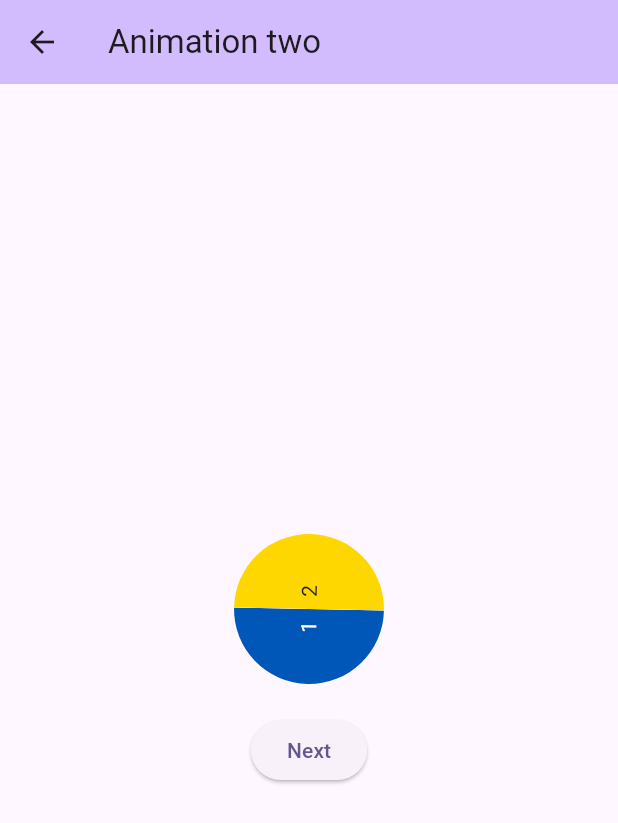
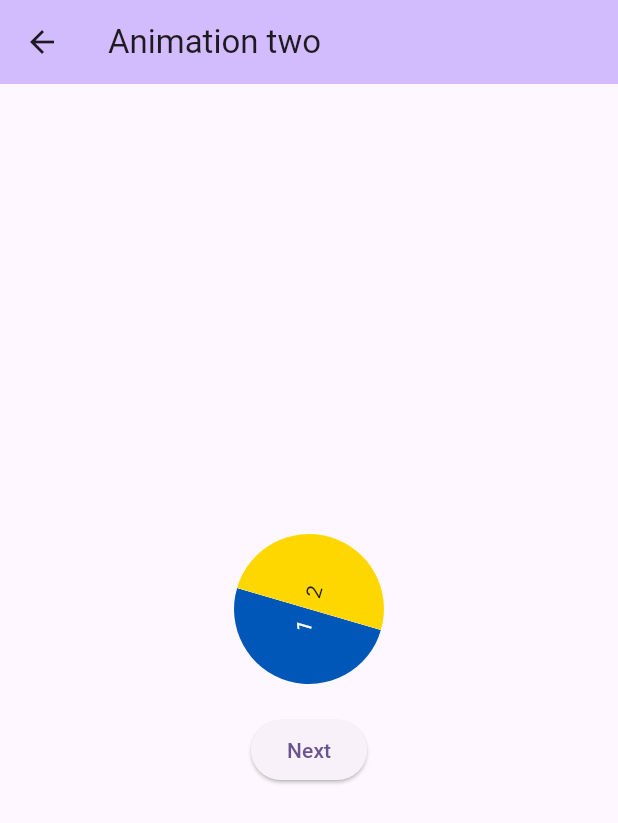
Before and after one commit to EasinHosen/animation_practice_flutter, a Flutter app: the ExampleTwoPage screen opened by its route, on a phone screen of 412 x 824 dp. Shown: the top 823 px of the screen. Run offline on Flutter 3.47's test engine with Material 2 defaults, Android fonts, the phone set to English and light mode, and no system bars.

Commit message:
feat: example two completed

```diff
--- a/lib/pages/example_two_page.dart
+++ b/lib/pages/example_two_page.dart
@@ -46,6 +46,10 @@ class HalfClipper extends CustomClipper<Path> {
   bool shouldReclip(covariant CustomClipper<Path> oldClipper) => true;
 }
 
+extension on VoidCallback {
+  Future<void> delayed(Duration duration) => Future.delayed(duration, this);
+}
+
 class ExampleTwoPage extends StatefulWidget {
   const ExampleTwoPage({super.key});
   static const String routeName = '/example_two_page';
@@ -55,15 +59,18 @@ class ExampleTwoPage extends StatefulWidget {
 }
 
 class _ExampleTwoPageState extends State<ExampleTwoPage>
-    with SingleTickerProviderStateMixin {
+    with TickerProviderStateMixin {
   late AnimationController _counterCwRotationController;
   late Animation<double> _counterCwRotationAnimation;
+
+  late AnimationController _flipController;
+  late Animation<double> _flipAnimation;
 
   @override
   void initState() {
     _counterCwRotationController = AnimationController(
       vsync: this,
-      duration: const Duration(seconds: 1),
+      duration: const Duration(seconds: 2),
     );
 
     _counterCwRotationAnimation = Tween<double>(
@@ -75,22 +82,79 @@ class _ExampleTwoPageState extends State<ExampleTwoPage>
         curve: Curves.bounceOut,
       ),
     );
+
+    //flip
+    _flipController = AnimationController(
+      vsync: this,
+      duration: const Duration(seconds: 2),
+    );
+
+    _flipAnimation = Tween<double>(
+      begin: 0,
+      end: pi,
+    ).animate(
+      CurvedAnimation(
+        parent: _flipController,
+        curve: Curves.bounceOut,
+      ),
+    );
+
+    //stat listener
+
+    _counterCwRotationController.addStatusListener((status) {
+      if (status == AnimationStatus.completed) {
+        _flipAnimation = Tween<double>(
+          begin: _flipAnimation.value,
+          end: _flipAnimation.value + pi,
+        ).animate(
+          CurvedAnimation(
+            parent: _flipController,
+            curve: Curves.bounceOut,
+          ),
+        );
+
+        _flipController
+          ..reset()
+          ..forward();
+      }
+    });
+
+    _flipController.addStatusListener((status) {
+      if (status == AnimationStatus.completed) {
+        _counterCwRotationAnimation = Tween<double>(
+          begin: _counterCwRotationAnimation.value,
+          end: _counterCwRotationAnimation.value + -(pi / 2),
+        ).animate(
+          CurvedAnimation(
+            parent: _counterCwRotationController,
+            curve: Curves.bounceOut,
+          ),
+        );
+
+        _counterCwRotationController
+          ..reset()
+          ..forward();
+      }
+    });
+
     super.initState();
   }
 
   @override
   void dispose() {
     _counterCwRotationController.dispose();
+    _flipController.dispose();
     super.dispose();
   }
 
   @override
   Widget build(BuildContext context) {
-    Future.delayed(const Duration(seconds: 1), () {
     _counterCwRotationController
       ..reset()
-        ..forward();
-    });
+      ..forward.delayed(
+        const Duration(seconds: 1),
+      );
+
     return Scaffold(
       appBar: AppBar(
         title: const Text('Animation two'),
@@ -109,7 +173,14 @@ class _ExampleTwoPageState extends State<ExampleTwoPage>
                 child: Row(
                   mainAxisAlignment: MainAxisAlignment.center,
                   children: [
-                    ClipPath(
+                    AnimatedBuilder(
+                      animation: _flipController,
+                      builder: (context, child) {
+                        return Transform(
+                          alignment: Alignment.centerRight,
+                          transform: Matrix4.identity()
+                            ..rotateY(_flipAnimation.value),
+                          child: ClipPath(
                             clipper: const HalfClipper(side: CircleSide.left),
                             child: Container(
                               height: 100,
@@ -127,7 +198,17 @@ class _ExampleTwoPageState extends State<ExampleTwoPage>
                               ),
                             ),
                           ),
-                    ClipPath(
+                        );
+                      },
+                    ),
+                    AnimatedBuilder(
+                      animation: _flipController,
+                      builder: (context, child) {
+                        return Transform(
+                          alignment: Alignment.centerLeft,
+                          transform: Matrix4.identity()
+                            ..rotateY(_flipAnimation.value),
+                          child: ClipPath(
                             clipper: const HalfClipper(side: CircleSide.right),
                             child: Container(
                               height: 100,
@@ -143,6 +224,9 @@ class _ExampleTwoPageState extends State<ExampleTwoPage>
                                 ),
                               ),
                             ),
+                          ),
+                        );
+                      },
                     ),
                   ],
                 ),
```
Lines whose indentation alone changed are shown as unchanged.
